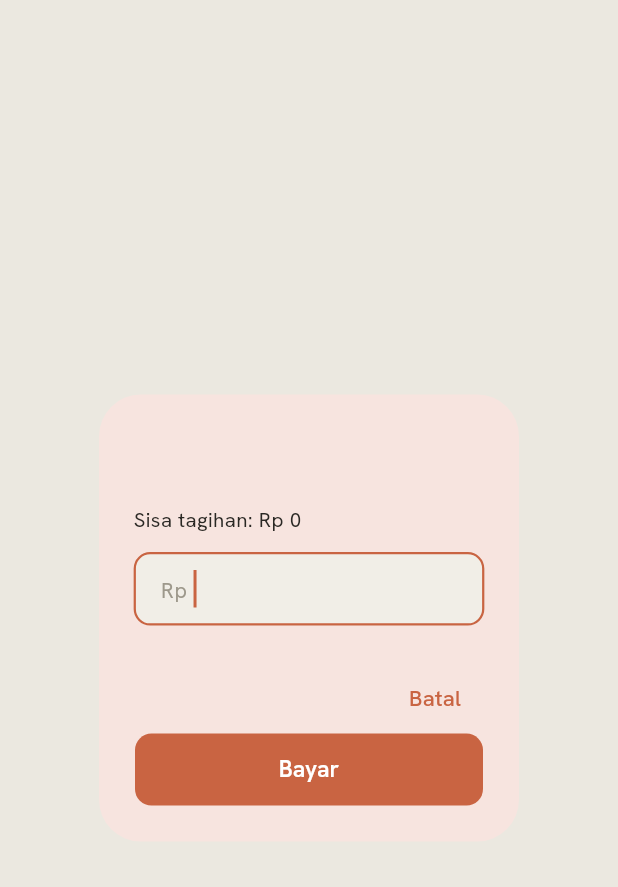
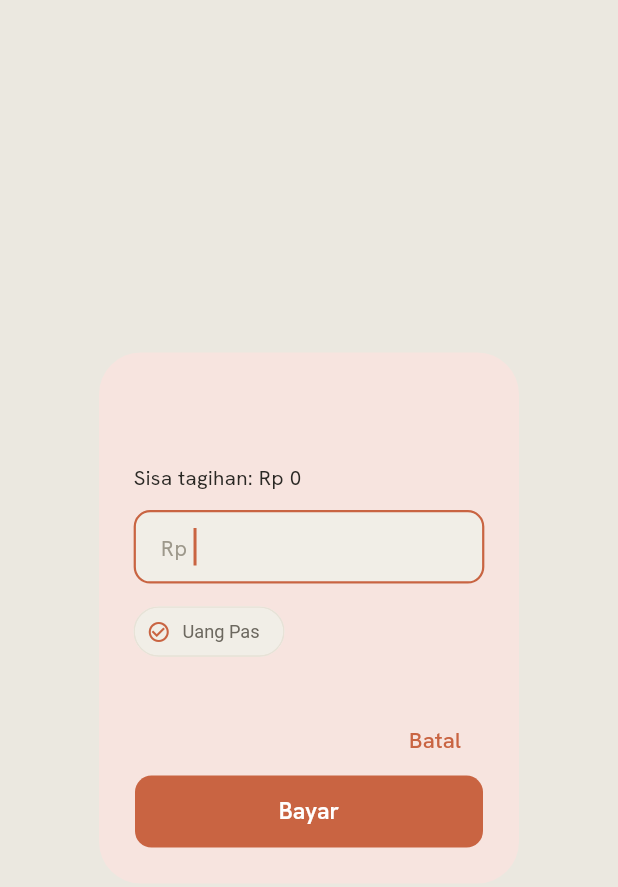
Before and after one commit to Ikanuri/The-POS, a Flutter app: the _DebtPaymentDialog widget shown alone on an empty page, opened directly with empty values, on a phone screen of 412 x 824 dp. Shown: the top 887 px of the screen. Run offline on Flutter 3.47's test engine with Material 3 defaults, Android fonts, the phone set to English and light mode, and no system bars; our stand-ins replace barcode_widget, drift, file_picker, fl_chart, flutter_riverpod, flutter_secure_storage and 8 more; missing offline and left inert: encrypt, esc_pos_utils_plus, excel, mobile_scanner, network_info_plus, print_bluetooth_thermal and 2 more; accounts and stored records are empty; generated files the repository leaves out were written again.

Commit message:
feat: chip Uang Pas di modal Tambah Bayar/Lunasi (Item 24a)
Isi field nominal otomatis = sisa tagihan, berlaku di semua 4 pemakaian
showDebtPaymentDialog (struk, Buku Hutang, transaksi, riwayat pembayaran).

Co-Authored-By: Claude Sonnet 5 <noreply@anthropic.com>
Claude-Session: https://claude.ai/code/session_016mouCzSqfEZSESsaocGbEP

```diff
--- a/lib/features/kasir/widgets/debt_payment_dialog.dart
+++ b/lib/features/kasir/widgets/debt_payment_dialog.dart
@@ -102,6 +102,16 @@ class _DebtPaymentDialogState extends State<_DebtPaymentDialog> {
             decoration: const InputDecoration(
                 prefixText: 'Rp ', border: OutlineInputBorder()),
           ),
+          const SizedBox(height: 8),
+          Align(
+            alignment: Alignment.centerLeft,
+            child: ActionChip(
+              avatar: const Icon(Icons.check_circle_outline, size: 16),
+              label: const Text('Uang Pas'),
+              onPressed: () => setState(() => _ctrl.text =
+                  ThousandsSeparatorFormatter.format(widget.remaining)),
+            ),
+          ),
           if (widget.methods.length > 1) ...[
             const SizedBox(height: 14),
             Text('Metode bayar',
```
Also changed, not shown: 2 other files.
